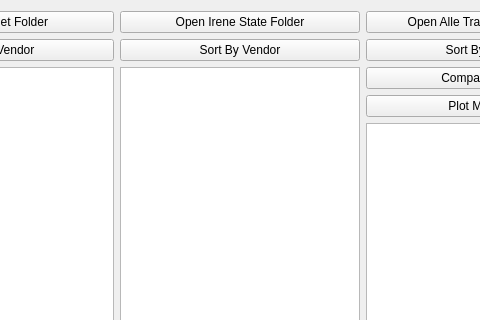
dschoonwinkel/StateAnalise, file form.ui: the form before one commit; both pictures show x 383 to 863 and y 0 to 320 of the 1000 by 600 pixel window.
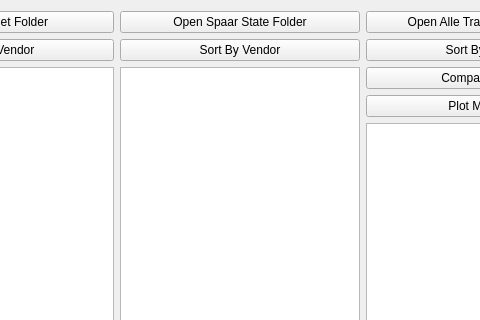
The form after the commit.

```diff
--- a/form.ui
+++ b/form.ui
@@ -65,7 +65,7 @@
          <item>
           <widget class="QPushButton" name="buttonIreneOpenFolder">
            <property name="text">
-            <string>Open Irene State Folder</string>
+            <string>Open Spaar State Folder</string>
            </property>
           </widget>
          </item>
```
